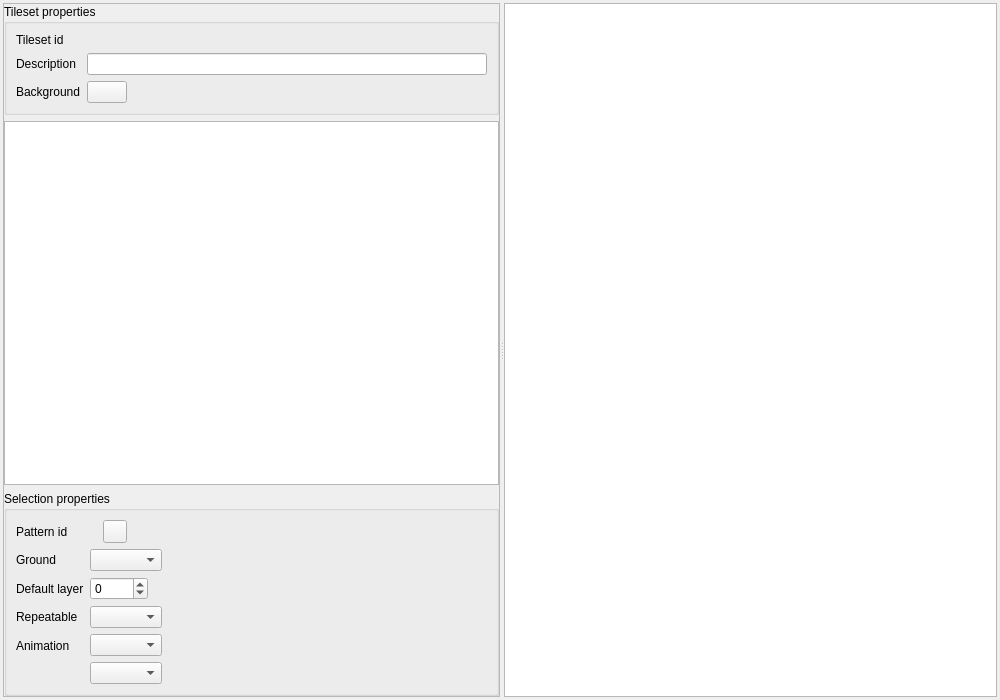
Qt form src/widgets/tileset_editor.ui (solarus-games/solarus-quest-editor) before a commit.
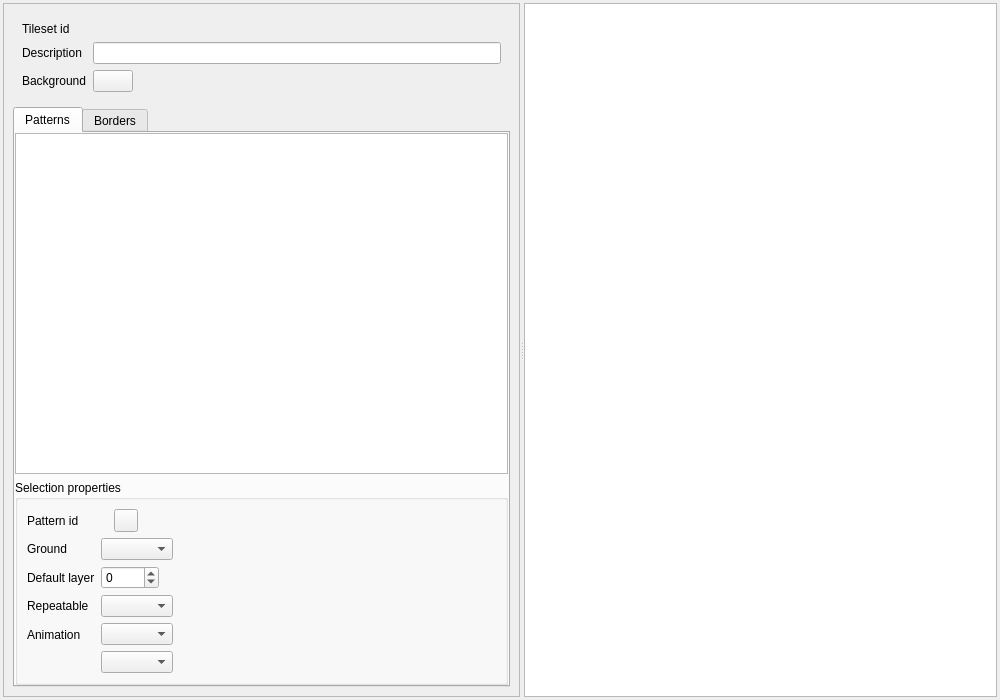
The same form after that commit. Icons and pictures are not drawn. Custom widgets are drawn as their Qt base class.

Commit message: Starting border set editor GUI

Patch:
```diff
--- a/src/widgets/tileset_editor.ui
+++ b/src/widgets/tileset_editor.ui
@@ -52,28 +52,25 @@
        </property>
        <layout class="QVBoxLayout" name="verticalLayout_2">
         <property name="leftMargin">
-         <number>0</number>
+         <number>9</number>
         </property>
         <property name="topMargin">
-         <number>0</number>
+         <number>9</number>
         </property>
         <property name="rightMargin">
-         <number>0</number>
+         <number>9</number>
         </property>
         <property name="bottomMargin">
-         <number>0</number>
+         <number>9</number>
         </property>
         <item>
-         <widget class="QGroupBox" name="tileset_properties_group_box">
+         <widget class="QWidget" name="tileset_properties_group_box" native="true">
           <property name="sizePolicy">
            <sizepolicy hsizetype="Expanding" vsizetype="Fixed">
             <horstretch>0</horstretch>
             <verstretch>0</verstretch>
            </sizepolicy>
           </property>
-          <property name="title">
-           <string>Tileset properties</string>
-          </property>
           <layout class="QFormLayout" name="formLayout">
            <property name="fieldGrowthPolicy">
             <enum>QFormLayout::AllNonFixedFieldsGrow</enum>
@@ -148,6 +145,34 @@
          </widget>
         </item>
         <item>
+         <widget class="QTabWidget" name="patterns_border_sets_tab_widget">
+          <property name="currentIndex">
+           <number>0</number>
+          </property>
+          <widget class="QWidget" name="patterns_view">
+           <property name="sizePolicy">
+            <sizepolicy hsizetype="Expanding" vsizetype="Expanding">
+             <horstretch>0</horstretch>
+             <verstretch>0</verstretch>
+            </sizepolicy>
+           </property>
+           <attribute name="title">
+            <string>Patterns</string>
+           </attribute>
+           <layout class="QVBoxLayout" name="verticalLayout">
+            <property name="leftMargin">
+             <number>0</number>
+            </property>
+            <property name="topMargin">
+             <number>0</number>
+            </property>
+            <property name="rightMargin">
+             <number>0</number>
+            </property>
+            <property name="bottomMargin">
+             <number>0</number>
+            </property>
+            <item>
          <widget class="SolarusEditor::TilePatternsListView" name="patterns_list_view"/>
         </item>
         <item>
@@ -379,6 +404,15 @@
             </layout>
            </item>
           </layout>
+             </widget>
+            </item>
+           </layout>
+          </widget>
+          <widget class="QWidget" name="border_sets_view">
+           <attribute name="title">
+            <string>Borders</string>
+           </attribute>
+          </widget>
          </widget>
         </item>
        </layout>
```
Left out of the diff: 6 changed lines with no effect on the pictures. Lines whose indentation alone changed are shown as unchanged.
